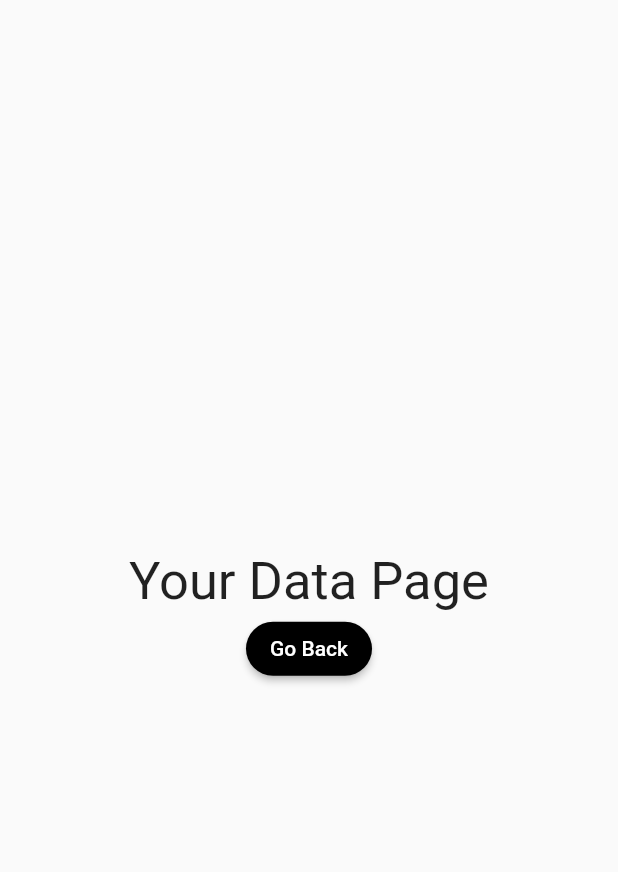
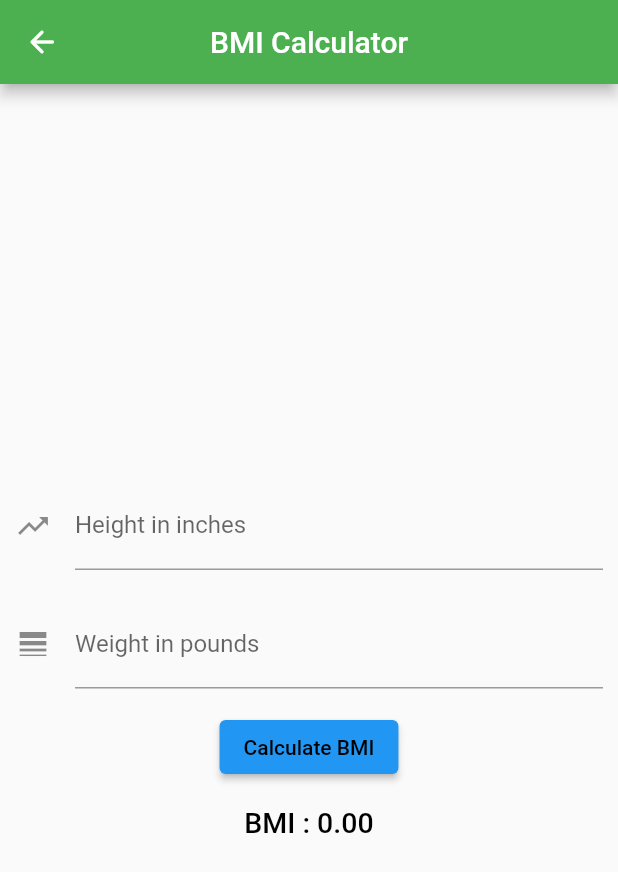
Before and after one commit to jageras/fitness_application_project, a Flutter app: the yourDataPage screen opened directly, on a phone screen of 412 x 824 dp. Shown: the top 872 px of the screen. Run offline on Flutter 3.47's test engine with Material 2 defaults, Android fonts, the phone set to English and light mode, and no system bars; our stand-ins replace cloud_firestore, firebase_core, flutter_slidable, hive_flutter; accounts and stored records are empty.

Commit message:
combined all code

```diff
--- a/lib/Features/yourData/yourDataPage.dart
+++ b/lib/Features/yourData/yourDataPage.dart
@@ -8,38 +8,79 @@ class yourDataPage extends StatefulWidget {
 
 class yourDataPageState extends State<yourDataPage> {
 
+  final TextEditingController _heightController = TextEditingController();
+  final TextEditingController _weightController = TextEditingController();
+
+  double _result = 0;
+
   @override
   Widget build(BuildContext context) {
+    return Scaffold(
+        appBar: AppBar(
+          title: const Text('BMI Calculator'),
+          centerTitle: true,
+          backgroundColor: Colors.green,
 
-    return Scaffold(
+          leading: IconButton(
+            icon: const Icon(Icons.arrow_back_rounded),
+            onPressed: (){
+              navToMenuPage(context);
+            },
+          ),
+        ),
 
-        body: Center(
+        body: Container(
+          padding: const EdgeInsets.symmetric(horizontal: 10.0),
           child: Column(
             mainAxisAlignment: MainAxisAlignment.center,
-
-            children: <Widget> [
-              const Text(
-                "Your Data Page",
-                textAlign: TextAlign.center,
-                style: TextStyle(
-                  fontSize: 35,
+            children: <Widget>[
+              TextField(
+                controller: _heightController,
+                keyboardType: TextInputType.number,
+                decoration: const InputDecoration(
+                  labelText: 'Height in inches',
+                  icon: Icon(Icons.trending_up),
                 ),
               ),
-
+              const SizedBox(height: 20),
+              TextField(
+                controller: _weightController,
+                keyboardType: TextInputType.number,
+                decoration: const InputDecoration(
+                  labelText: 'Weight in pounds',
+                  icon: Icon(Icons.line_weight),
+                ),
+              ),
+              const SizedBox(height: 15),
               ElevatedButton(
-                  style: ElevatedButton.styleFrom(
-                    shape: RoundedRectangleBorder(borderRadius: new BorderRadius.circular(30.0)),
-                    primary: Colors.black,
-                  ),
-                  onPressed: () {
-                    navToMenuPage(context);
-                  },
-                  child: const Text(
-                      "Go Back"
-                  ))
+                onPressed: CalcBMI,
+                child: const Text(
+                  "Calculate BMI",
+                  style: TextStyle(color: Colors.black),
+                ),
+              ),
+              const SizedBox(height: 15),
+              Text(
+                _result == null ? "Enter Value" : "BMI : ${_result.toStringAsFixed(2)}",
+                style: const TextStyle(
+                  color: Colors.black,
+                  fontSize: 19,
+                  fontWeight: FontWeight.w500,
+                ),
+              ),
             ],
           ),
         )
     );
   }
+
+  void CalcBMI() {
+    double height = double.parse(_heightController.text);
+    double weight = double.parse(_weightController.text);
+
+    double squareheight = height * height;
+    double result = (weight / squareheight) * 703;
+    _result = result;
+    setState(() {});
+  }
 }
--- a/lib/main.dart
+++ b/lib/main.dart
@@ -1,11 +1,17 @@
 import 'package:fitness_application_project/Authentication/Authentication.dart';
 import 'package:flutter/material.dart';
 import 'package:firebase_core/firebase_core.dart';
+import 'package:hive_flutter/hive_flutter.dart';
 import 'menuPage.dart';
 
 void main() async{
   WidgetsFlutterBinding.ensureInitialized();
   await Firebase.initializeApp();
+
+  //init the hive and create box
+  await Hive.initFlutter();
+  var box = await Hive.openBox("exerciseBox");
+
   runApp(MyApp());
 }
 
--- a/lib/menuPage.dart
+++ b/lib/menuPage.dart
@@ -80,7 +80,7 @@ class menuPageState extends State<menuPage> {
                         }),
 
                     CircularMenuItem(
-                        text: 'Your Data',
+                        text: 'BMI\nCalc',
                         textAlign: TextAlign.center,
                         color: Colors.green,
                         onPressed: () {
--- a/pubspec.yaml
+++ b/pubspec.yaml
@@ -34,6 +34,9 @@ dependencies:
   cloud_firestore:
   path_provider:
   intl:
+  hive: ^2.2.3
+  hive_flutter: ^1.1.0
+  flutter_slidable: ^1.2.0
 
 
   # The following adds the Cupertino Icons font to your application.
@@ -43,6 +46,9 @@ dependencies:
 dev_dependencies:
   flutter_test:
     sdk: flutter
+
+  hive_generator: ^1.1.3
+  build_runner: ^2.1.11
 
   # The "flutter_lints" package below contains a set of recommended lints to
   # encourage good coding practices. The lint set provided by the package is
```
Also changed, not shown: lib/Features/workoutTracker/data/database.dart (added, +20 -0 lines), lib/Features/workoutTracker/utils/dialogBox.dart (added, +56 -0 lines), lib/Features/workoutTracker/utils/exerciseTile.dart (added, +55 -0 lines), lib/Features/workoutTracker/utils/myButton.dart (added, +21 -0 lines), lib/Features/workoutTracker/utils/timerBox.dart (added, +59 -0 lines), lib/Features/workoutTracker/workoutTrackerPage.dart (+165 -20 lines), pubspec.lock, 4 other files.
